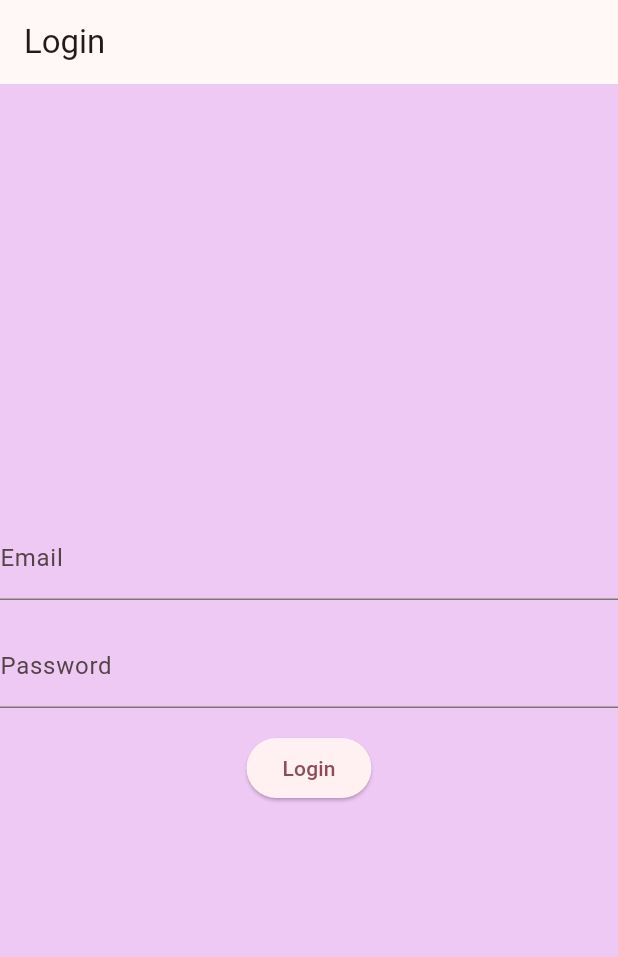
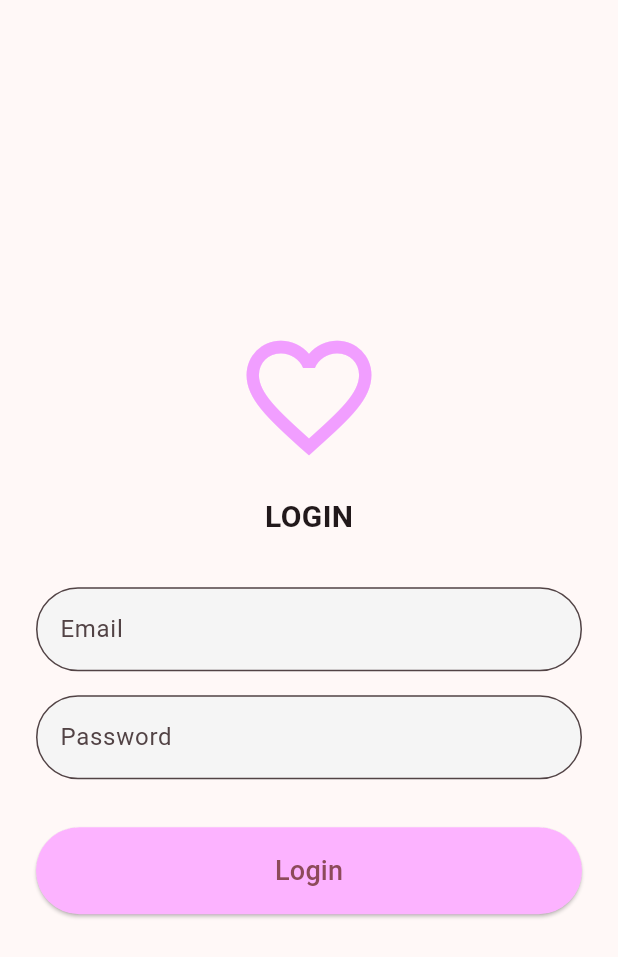
Before and after one commit to Karla038/KMD-DemoApp, a Flutter app: the screen it shows after launch, on a phone screen of 412 x 824 dp. Shown: the top 957 px of the screen. Run offline on Flutter 3.47's test engine with Material 3 defaults, Android fonts, the phone set to English and light mode, and no system bars.

Commit message:
Diseño UI de Login

```diff
--- a/lib/main.dart
+++ b/lib/main.dart
@@ -17,7 +17,7 @@ class MyApp extends StatelessWidget {
         colorSchemeSeed: Colors.pinkAccent
       ),
       darkTheme: ThemeData.dark(),
-      home:const LoginScreen()
+      home: LoginScreen()
       //home: const CounterFunctionScreen(),
       );
   }
--- a/lib/presentation/screens/login/login_screen.dart
+++ b/lib/presentation/screens/login/login_screen.dart
@@ -1,48 +1,75 @@
 import 'package:flutter/material.dart';
 
 class LoginScreen extends StatelessWidget {
-  const LoginScreen({super.key});
-
   @override
   Widget build(BuildContext context) {
     return Scaffold(
-      appBar: AppBar(
-        title: const Text('Login'),
-      ),
       body: Container(
-        color: Color.fromARGB(255, 238, 201, 244),
+        padding: const EdgeInsets.symmetric(horizontal: 24.0),
         child: Center(
+          child: SingleChildScrollView(
             child: Column(
               mainAxisAlignment: MainAxisAlignment.center,
               children: [
-              const TextField(
-                decoration: InputDecoration(
-                  labelText: 'Email',
+                const Icon(
+                  Icons.favorite_border_sharp,
+                  size: 100,
+                  color: Color.fromARGB(255, 241, 158, 255),
+                ),
+                const SizedBox(height: 16.0),
+                const Text(
+                  'LOGIN',
+                  style: TextStyle(
+                    fontSize: 20,
+                    fontWeight: FontWeight.bold,
                   ),
                 ),
-              const SizedBox(height: 16),
-              const TextField(
+                const SizedBox(height: 32.0),
+                TextField(
+                  decoration: InputDecoration(
+                    hintText: 'Email',
+                    border: OutlineInputBorder(
+                      borderRadius: BorderRadius.circular(30.0),
+                    ),
+                    filled: true,
+                    fillColor: Colors.grey[100],
+                  ),
+                ),
+                const SizedBox(height: 16.0),
+                TextField(
                   obscureText: true,
                   decoration: InputDecoration(
-                  labelText: 'Password',
+                    hintText: 'Password',
+                    border: OutlineInputBorder(
+                      borderRadius: BorderRadius.circular(30.0),
+                    ),
+                    filled: true,
+                    fillColor: Colors.grey[100],
                   ),
                 ),
-              const SizedBox(height: 16),
-              ElevatedButton(
+                const SizedBox(height: 32.0),
+                Container(
+                  width: double.infinity,
+                  child: ElevatedButton(
                     onPressed: () {},
-                child: const Text('Login'),
+                    style: ElevatedButton.styleFrom(
+                      backgroundColor: Color.fromARGB(255, 252, 179, 255),
+                      padding: EdgeInsets.symmetric(vertical: 16.0),
+                      shape: RoundedRectangleBorder(
+                        borderRadius: BorderRadius.circular(30.0),
+                      ),
+                    ),
+                    child: const Text(
+                      'Login',
+                      style: TextStyle(fontSize: 18),
+                    ),
+                  ),
                 ),
               ],
+            ),
           ),
         ),
       ),
     );
   }
 }
-
-
-//Expanded(
-                //child: Image.asset(
-                  //'../../../assets/Panda.jpg',
-                //),
-              //),
```
Lines whose indentation alone changed are shown as unchanged.
